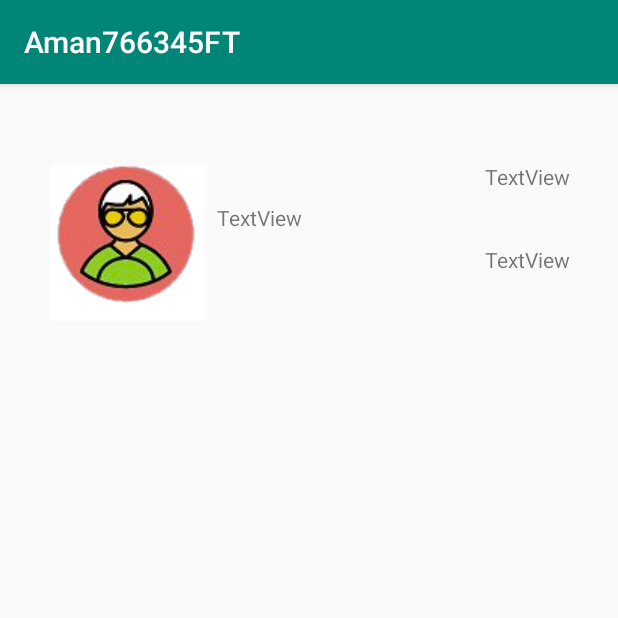
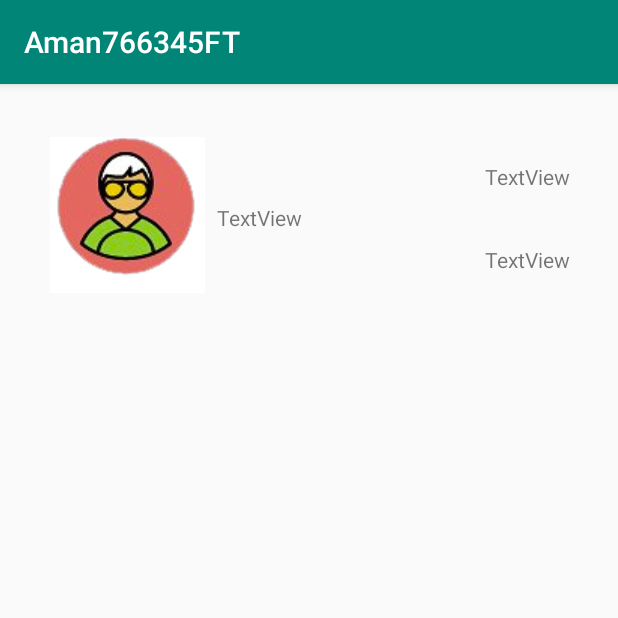
Before and after one commit to Amanpreetkaur2111/AndroidFinalProject, an Android app: the AfterVerification screen opened directly, with no data from a screen before it, on a phone screen of 412 x 824 dp, the top half of it. Run offline under Robolectric (Android 15) with nearby library versions, the phone set to English and light mode, and no system bars.

Commit message:
list View Modification

```diff
--- a/app/src/main/res/layout/activity_after_verification.xml
+++ b/app/src/main/res/layout/activity_after_verification.xml
@@ -16,8 +16,6 @@
         android:layout_marginTop="35dp"
         android:layout_marginEnd="275dp"
         android:layout_marginRight="275dp"
-        android:layout_marginBottom="592dp"
-        app:layout_constraintBottom_toBottomOf="parent"
         app:layout_constraintEnd_toEndOf="parent"
         app:layout_constraintStart_toStartOf="parent"
         app:layout_constraintTop_toTopOf="parent"
```
Also changed, not shown: app/src/main/res/drawable/icon01_21.jpg (deleted), app/src/main/res/drawable/icon01_25.jpg (deleted), app/src/main/res/drawable/icon01_27.jpg (deleted), app/src/main/res/drawable/icon01_30.jpg (deleted).
